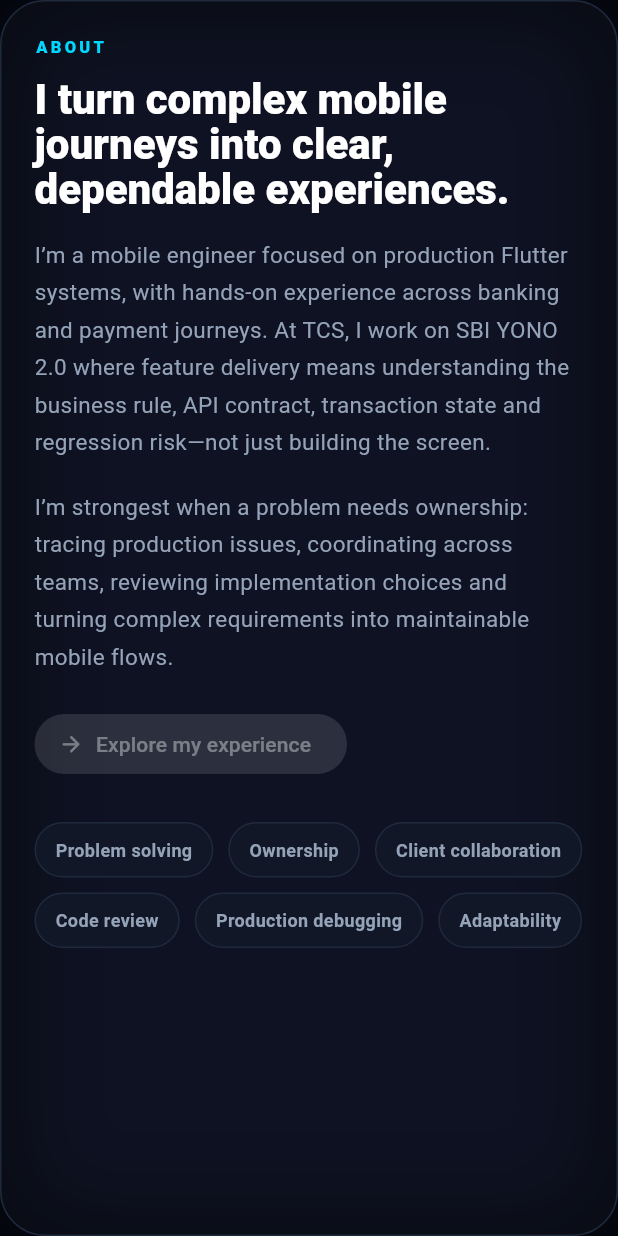
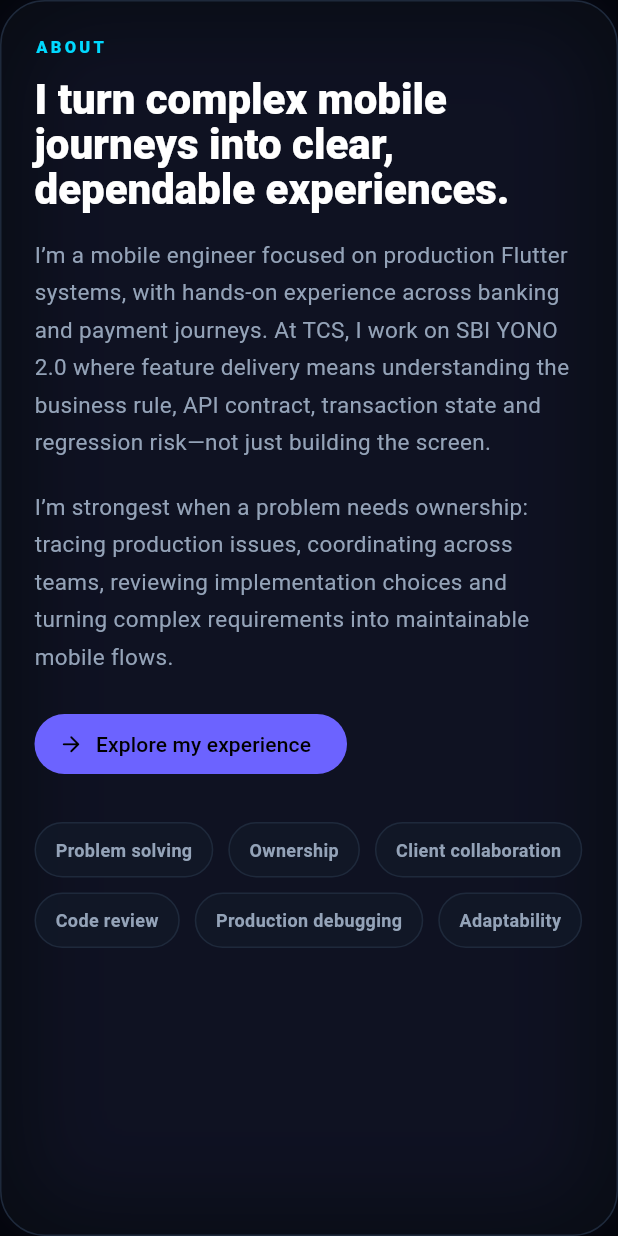
Before and after one commit to S-yuvaraj03/yuvaraj_portfolio, a Flutter app: the _AboutSection widget shown alone on an empty page, opened directly, on a phone screen of 412 x 824 dp. Run offline on Flutter 3.47's test engine with Material 3 defaults, Android fonts, the phone set to English and light mode, and no system bars; our stand-ins replace equatable, flutter_bloc, flutter_svg, go_router; network calls fail.

Commit message:
Enable about experience CTA

```diff
--- a/lib/features/widgets/portfolio_sections.dart
+++ b/lib/features/widgets/portfolio_sections.dart
@@ -145,9 +145,9 @@ class _AboutSection extends StatelessWidget {
               ),
               const SizedBox(height: 22),
               FilledButton.icon(
-                onPressed: null,
-                icon: Icon(Icons.arrow_forward_rounded, size: 17),
-                label: Text('Explore my experience'),
+                onPressed: () => context.push('/experience'),
+                icon: const Icon(Icons.arrow_forward_rounded, size: 17),
+                label: const Text('Explore my experience'),
               ),
             ],
           );
```
